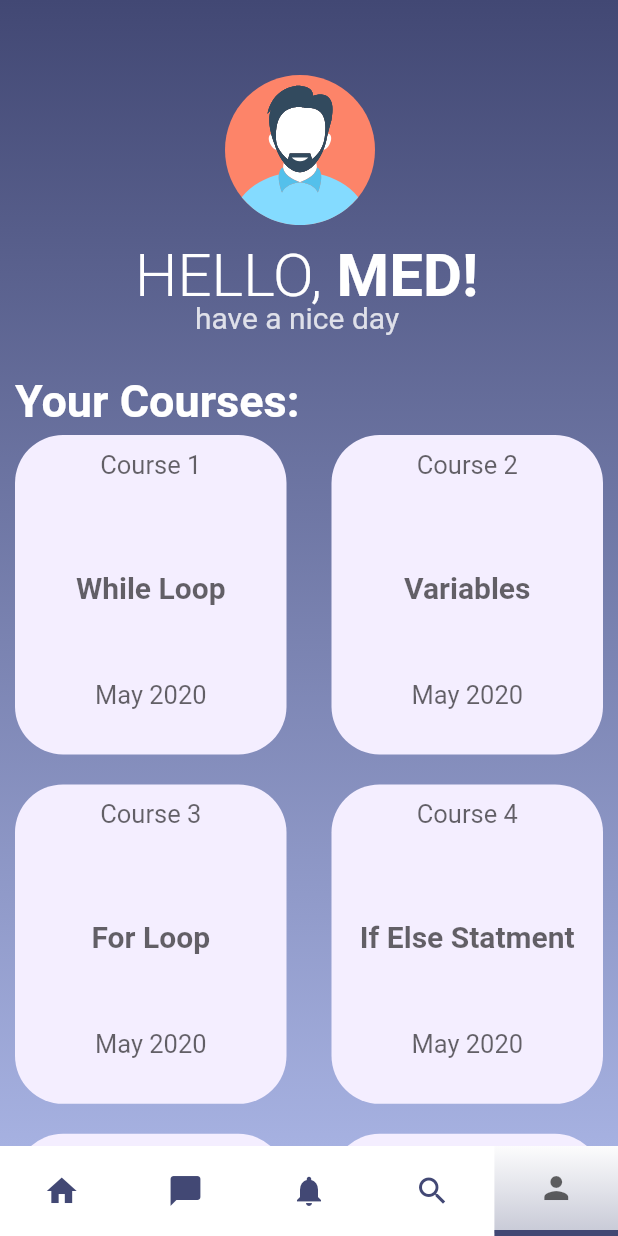
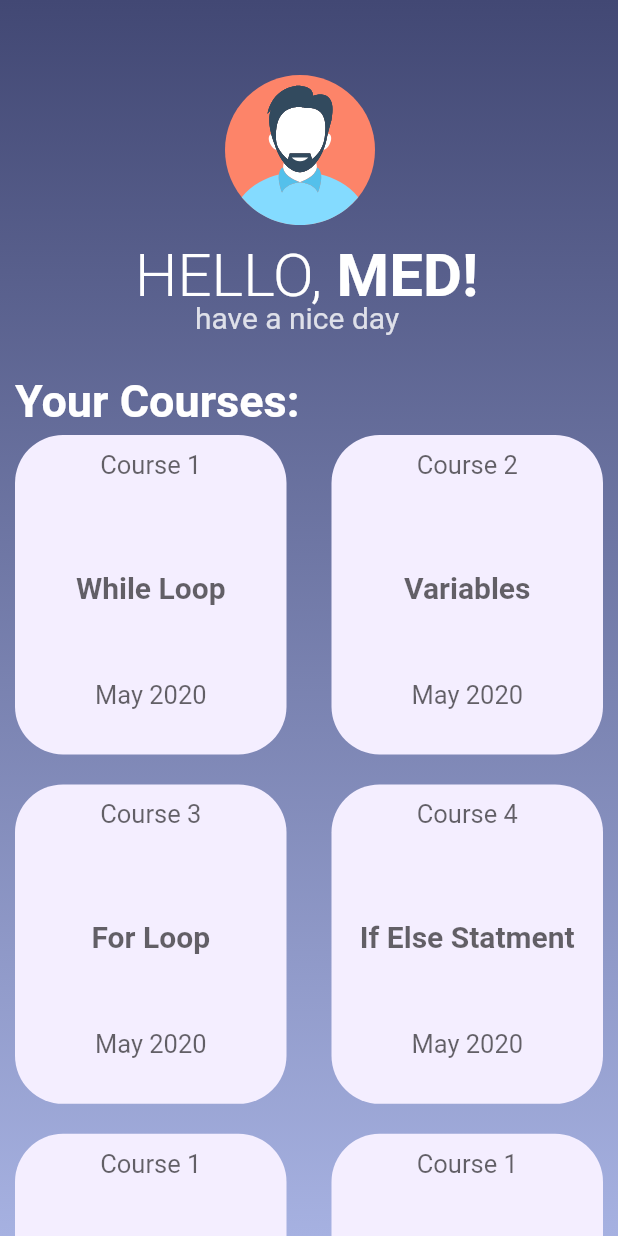
Before and after one commit to 4NG3L-4/ESISBA_2CPI_PROJECT, a Flutter app: the ProfileTeacherScreen screen opened directly, on a phone screen of 412 x 824 dp. Run offline on Flutter 3.47's test engine with Material 2 defaults, Android fonts, the phone set to English and light mode, and no system bars; our stand-ins replace firebase_auth, flutter_svg; accounts and stored records are empty.

Commit message:
the bottom navigation bar update

```diff
--- a/our_app/lib/Screens/Profile/ProfileTeacher.dart
+++ b/our_app/lib/Screens/Profile/ProfileTeacher.dart
@@ -1,6 +1,5 @@
 import 'package:flutter/material.dart';
 import 'package:flutter_svg/flutter_svg.dart';
-import 'package:our_app/Screens/Principale/PrincipaleTeacher.dart';
 import 'package:our_app/constants.dart';
 
 class ProfileTeacherScreen extends StatefulWidget {
@@ -9,8 +8,6 @@ class ProfileTeacherScreen extends StatefulWidget {
 }
 
 class _ProfileTeacherScreenState extends State<ProfileTeacherScreen> {
-  int _selectedItemIndex = 4;
-
   @override
   Widget build(BuildContext context) {
     Size size = MediaQuery.of(context).size;
@@ -348,50 +345,6 @@ class _ProfileTeacherScreenState extends State<ProfileTeacherScreen> {
           ),
         ],
       ),
-      bottomNavigationBar: Row(
-        children: <Widget>[
-          buildBarNavItem(Icons.home, 0, PrincipaleTeacherScreen()),
-          buildBarNavItem(Icons.chat_bubble, 1, PrincipaleTeacherScreen()),
-          buildBarNavItem(Icons.notifications, 2, PrincipaleTeacherScreen()),
-          buildBarNavItem(Icons.search, 3, PrincipaleTeacherScreen()),
-          buildBarNavItem(Icons.person, 4, ProfileTeacherScreen()),
-        ],
-      ),
-    );
-  }
-
-  Widget buildBarNavItem(IconData icon, int index, Widget page) {
-    return GestureDetector(
-      onTap: () {
-        setState(() {
-          _selectedItemIndex = index;
-        });
-      },
-      child: Container(
-        height: 60,
-        width: MediaQuery.of(context).size.width / 5,
-        decoration: index == _selectedItemIndex
-            ? BoxDecoration(
-                border: Border(
-                  bottom: BorderSide(width: 4, color: myDarkBlue),
-                ),
-                gradient: LinearGradient(
-                  colors: [
-                    myDarkBlue.withOpacity(0.3),
-                    myDarkBlue.withOpacity(0.015),
-                  ],
-                  begin: Alignment.bottomCenter,
-                  end: Alignment.topCenter,
-                ),
-              )
-            : BoxDecoration(),
-        child: Icon(
-          icon,
-          color: index == _selectedItemIndex
-              ? Colors.black.withOpacity(0.6)
-              : myDarkBlue,
-        ),
-      ),
     );
   }
 }
```
Also changed, not shown: our_app/lib/Screens/Notification/notification.dart (added, +12 -0 lines), our_app/lib/Screens/Principale/Principale.dart (added, +74 -0 lines), our_app/lib/Screens/Profile/Profile.dart (added, +15 -0 lines), our_app/lib/Screens/Search/search.dart (added, +12 -0 lines), our_app/lib/Screens/Signup/components/SignUpStudent.dart (+6 -1 lines), our_app/lib/Screens/Signup/components/SignUpTeacher.dart (+9 -4 lines), our_app/lib/Screens/chating/chat.dart (added, +12 -0 lines).
